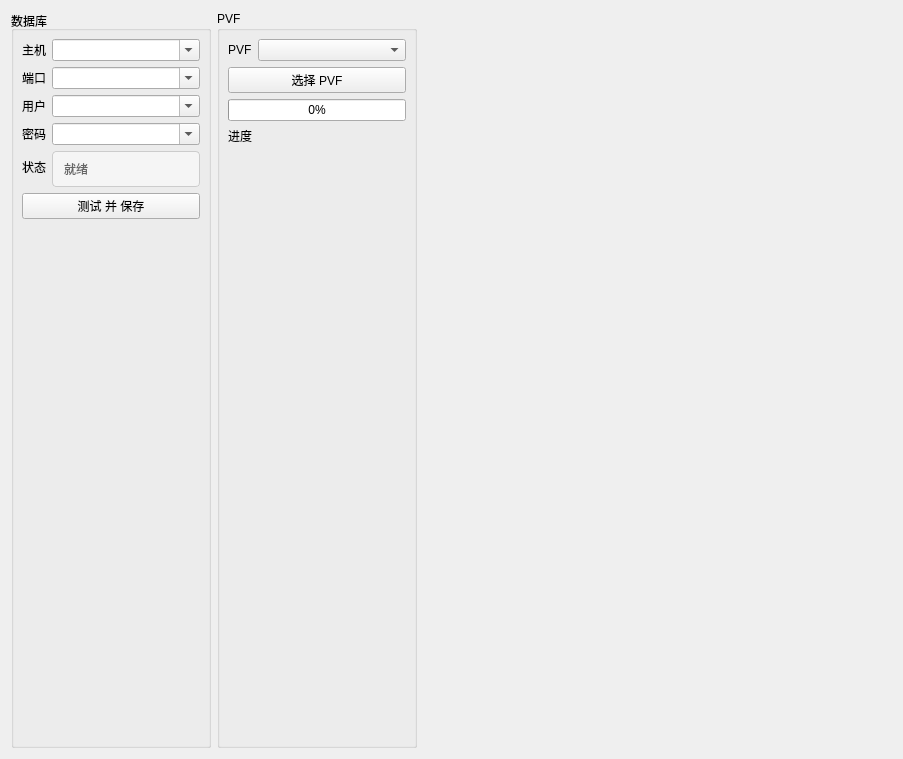
Qt form ui/components/settings/settings.ui (evrins/dnf-gm-tool) before a commit.
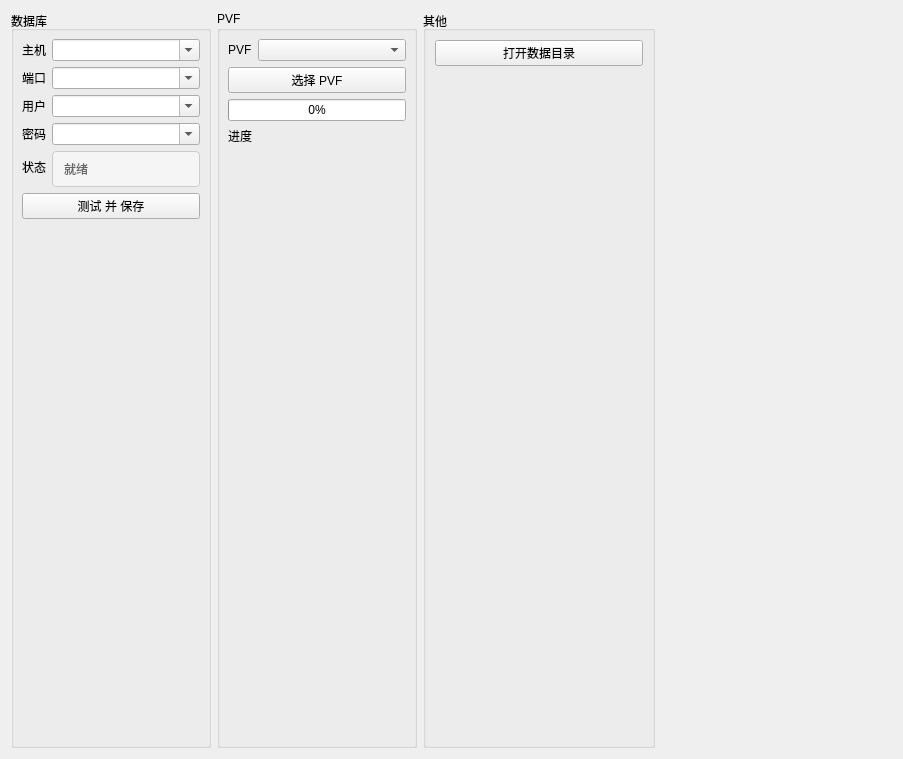
The same form after that commit.

Commit message: feat: add button open data directory

Diff of the .ui file:
```diff
--- a/ui/components/settings/settings.ui
+++ b/ui/components/settings/settings.ui
@@ -218,6 +218,25 @@
      </layout>
     </widget>
    </item>
+   <item>
+    <widget class="QGroupBox" name="others_groupbox">
+     <property name="title">
+      <string>其他</string>
+     </property>
+     <layout class="QVBoxLayout" name="verticalLayout">
+      <item>
+       <widget class="QPushButton" name="open_data_dir_btn">
+        <property name="text">
+         <string>打开数据目录</string>
+        </property>
+       </widget>
+      </item>
+      <item>
+       <widget class="QWidget" name="holder" native="true"/>
+      </item>
+     </layout>
+    </widget>
+   </item>
    <item>
     <widget class="QWidget" name="widget" native="true"/>
    </item>
```
The commit also changes 4 other files.
